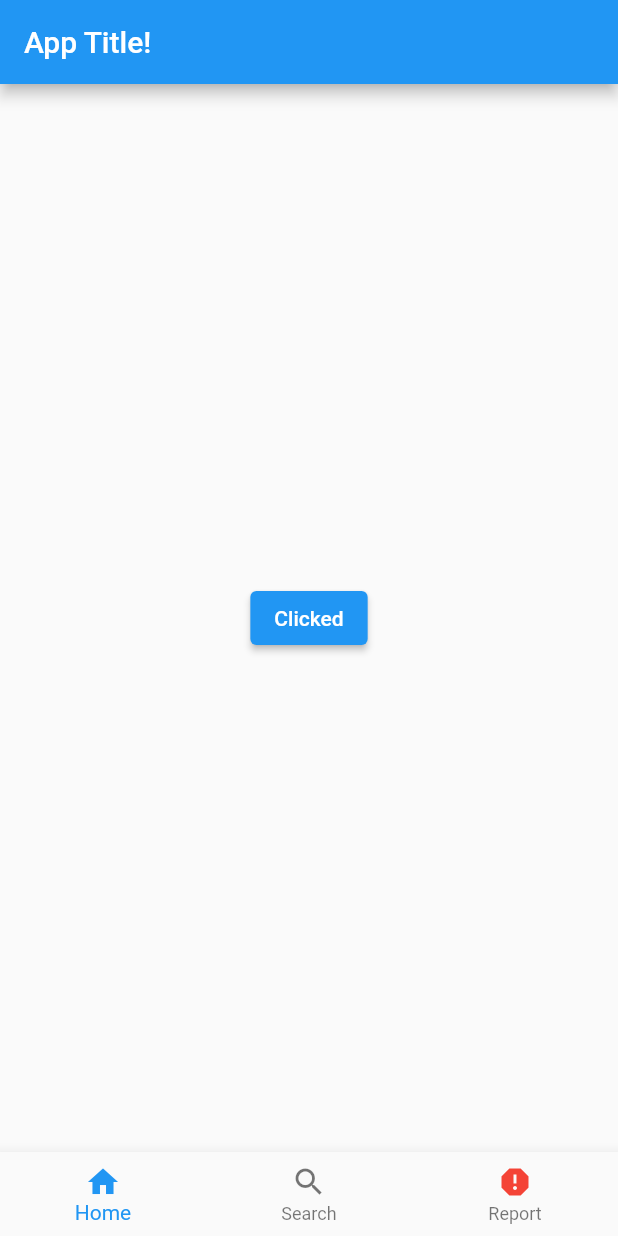
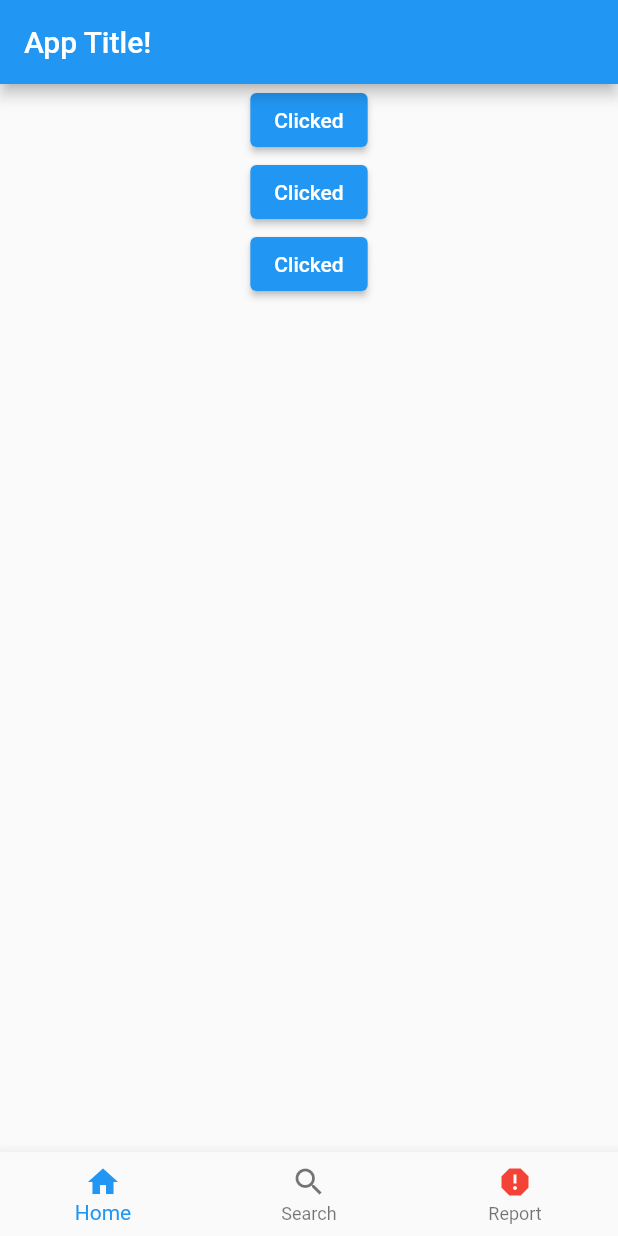
Before and after one commit to AlsoKnownAsZira/fluttering, a Flutter app: the screen it shows after launch, after a tap on "click", on a phone screen of 412 x 824 dp. Run offline on Flutter 3.47's test engine with Material 2 defaults, Android fonts, the phone set to English and light mode, and no system bars.

Commit message:
creating column of click button

```diff
--- a/lib/main.dart
+++ b/lib/main.dart
@@ -5,13 +5,13 @@ void main() {
 }
 
 class MyApp extends StatefulWidget {
-  MyApp({super.key});
+  const MyApp({super.key});
 
   @override
-  State<MyApp> createState() => _MyAppState();
+  State<MyApp> createState() => MyAppState();
 }
 
-class _MyAppState extends State<MyApp> {
+class MyAppState extends State<MyApp> {
   String buttonName = "click";
   int currentIndex = 0;
   @override
@@ -23,13 +23,33 @@ class _MyAppState extends State<MyApp> {
           title: const Text("App Title!"),
         ),
         body: Center(
-            child: ElevatedButton(
-                onPressed: () {
-                  setState(() {
-                    buttonName = "Clicked";
-                  });
-                },
-                child: Text(buttonName))),
+            child: Column(
+              mainAxisAlignment: MainAxisAlignment.start,
+              children: [
+                ElevatedButton(
+                    onPressed: () {
+                      setState(() {
+                        buttonName = "Clicked";
+                      });
+                    },
+                    child: Text(buttonName)),
+                    ElevatedButton(
+                    onPressed: () {
+                      setState(() {
+                        buttonName = "Clicked";
+                      });
+                    },
+                    child: Text(buttonName)) ,
+                    ElevatedButton(
+
+                    onPressed: () {
+                      setState(() {
+                        buttonName = "Clicked";
+                      });
+                    },
+                    child: Text(buttonName))
+              ],
+            )),
         bottomNavigationBar: BottomNavigationBar(
           items: const [
             BottomNavigationBarItem(label: 'Home', icon: Icon(Icons.home)),
```
